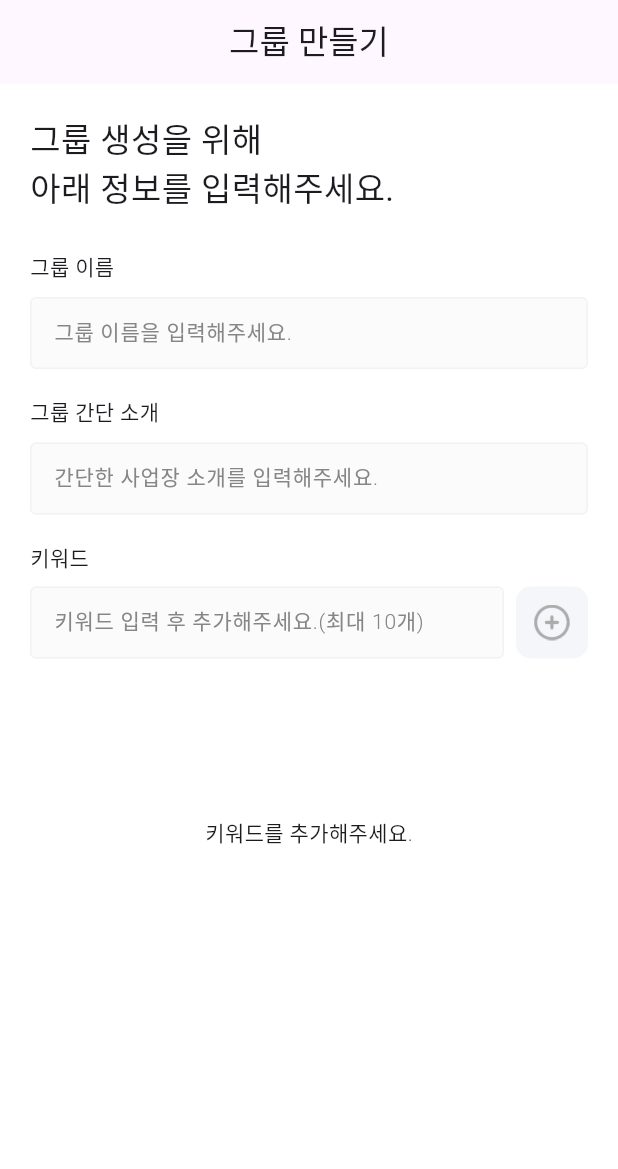
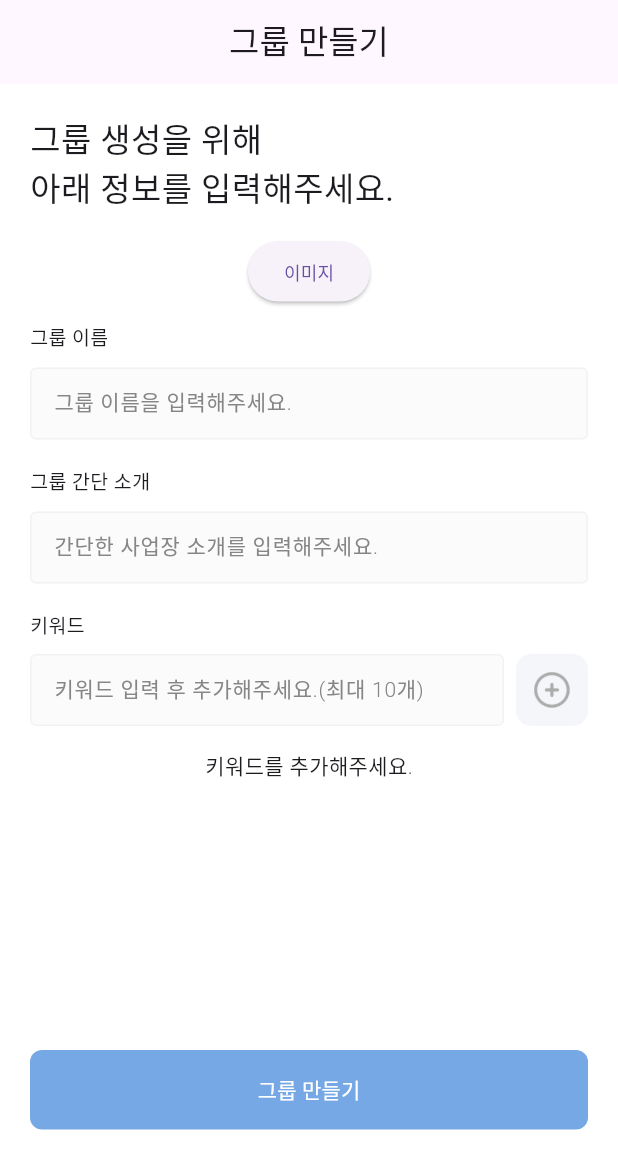
Before and after one commit to HunMin0/new_dandc, a Flutter app: the GroupRegisterIndex widget shown alone on an empty page, opened directly, on a phone screen of 412 x 824 dp. Shown: the top 1169 px of the screen. Run offline on Flutter 3.47's test engine with Material 3 defaults, Android fonts, the phone set to English and light mode, and no system bars; our stand-ins replace file_picker, fluttertoast, hexcolor, image_picker, shared_preferences, sn_progress_dialog; accounts and stored records are empty; network calls fail; Roboto replaces fonts that are missing (NotoSans).

Commit message:
20231206

```diff
--- a/lib/api/server_config.dart
+++ b/lib/api/server_config.dart
@@ -1,5 +1,5 @@
 class ServerConfig {
-  static String SERVER_URL = 'http://localhost:8000';
+  static String SERVER_URL = 'http://10.0.2.2:8000';
   // static String SERVER_URL = 'https://bu.maxidc.net:8080';
   // static String SERVER_URL = 'http://211.175.164.73';
   // static String SERVER_URL = 'http://59.27.29.116:8005';
--- a/lib/components/custom/common_text_form_filed.dart
+++ b/lib/components/custom/common_text_form_filed.dart
@@ -1,13 +1,15 @@
+import 'package:Deal_Connect/components/const/setting_colors.dart';
 import 'package:flutter/material.dart';
-import 'package:Deal_Connect/components/const/setting_colors.dart';
+import 'package:flutter/services.dart';
 
-class CommonTextFormField extends StatelessWidget {
+class CommonTextFormField extends StatefulWidget {
   final String label;
   final String? hintText;
   final String? errorText;
   final String? helperText;
   final bool obscureText;
   final bool autofocus;
+  final bool isNumber; // true 숫자 , false 문자포함
   final int? maxLength;
   final ValueChanged<String>? onChanged;
   final String? Function(String?)? validator;
@@ -18,15 +20,18 @@ class CommonTextFormField extends StatelessWidget {
     this.maxLength,
     this.autofocus = false, // 기본값 false로 설정
     this.obscureText = false, // 기본값 false로 설정
+    this.isNumber = false,
     this.hintText,
     this.helperText,
     this.errorText,
     this.validator,
-
     Key? key}) : super(key: key);
 
   @override
-  Widget build(BuildContext context) {
+  _CommonTextFormFieldState createState() => _CommonTextFormFieldState();
+}
+
+class _CommonTextFormFieldState extends State<CommonTextFormField> {
   final baseBorder = OutlineInputBorder(
     borderSide: BorderSide(
       color: INPUT_BORDER_COLOR,
@@ -34,33 +39,43 @@ class CommonTextFormField extends StatelessWidget {
     ),
   );
 
+  @override
+  Widget build(BuildContext context) {
     return Column(
       crossAxisAlignment: CrossAxisAlignment.start,
       children: [
         Padding(
           padding: const EdgeInsets.symmetric(vertical: 10.0),
-          child: Text(label,
+          child: Text(widget.label,
             style: TextStyle(
               fontWeight: FontWeight.w400,
+              fontSize: 13.0,
             ),),
         ),
         TextFormField(
           autovalidateMode: AutovalidateMode.onUserInteraction,
-          validator: validator,
+          validator: widget.validator,
           cursorColor: PRIMARY_COLOR, // 커서 색상
           // 비밀번호 입력할경우 *** 처리
-          obscureText: obscureText,
+          obscureText: widget.obscureText,
           // 화면에 들어올경우 포커스를 걸어놓을지 설정 true
-          autofocus: autofocus,
+          autofocus: widget.autofocus,
           // 값이 바뀔경우 콜백
-          maxLength: maxLength,
-          onChanged: onChanged,
+          maxLength: widget.maxLength,
+          keyboardType: widget.isNumber ? TextInputType.number : TextInputType.text,
+          inputFormatters: widget.isNumber ? [
+            FilteringTextInputFormatter.digitsOnly,
+          ]:[],
+          onChanged: widget.onChanged,
           decoration: InputDecoration(
             contentPadding: EdgeInsets.all(12.0), // 필드 패딩
-            hintText: hintText,
-            errorText: errorText,
-            helperText : helperText,
-
+            hintText: widget.hintText,
+            errorText: widget.errorText,
+            helperText : widget.helperText,
+            helperStyle: TextStyle(
+              color: PRIMARY_COLOR,
+              fontWeight: FontWeight.w500,
+            ),
             hintStyle: TextStyle(
               color: BODY_TEXT_COLOR,
               fontSize: 14.0,
--- a/lib/main.dart
+++ b/lib/main.dart
@@ -1,7 +1,7 @@
 import 'package:Deal_Connect/components/const/setting_themes.dart';
 import 'package:Deal_Connect/pages/auth/join/join_index.dart';
-import 'package:Deal_Connect/pages/auth/login/email_login.dart';
 import 'package:Deal_Connect/pages/auth/login/login_index.dart';
+import 'package:Deal_Connect/pages/auth/login/user_id_login.dart';
 import 'package:Deal_Connect/pages/auth/terms/terms_index.dart';
 import 'package:Deal_Connect/pages/default_page.dart';
 import 'package:Deal_Connect/pages/intro/intro_index.dart';
@@ -9,6 +9,8 @@ import 'package:Deal_Connect/pages/root_page.dart';
 import 'package:flutter/material.dart';
 
 void main() {
+  WidgetsFlutterBinding.ensureInitialized();
+
   runApp(const MyApp());
 }
 
@@ -27,7 +29,7 @@ class MyApp extends StatelessWidget {
         '/home': (context) => DefaultPage(),
         '/intro': (context) => IntroIndex(),
         '/login': (context) => LoginIndex(),
-        '/login/email': (context) => EmailLogin(),
+        '/login/userId': (context) => UserIdLogin(),
         '/join': (context) => JoinIndex(),
         '/terms': (context) => TermsIndex(),
       }
--- a/lib/pages/auth/join/join_index.dart
+++ b/lib/pages/auth/join/join_index.dart
@@ -209,6 +209,7 @@ class _JoinIndexState extends State<JoinIndex> {
       onChanged: (String value) {
         setState(() {
           userID = value;
+          _isIDValid = false;
         });
       },
     );
--- a/lib/pages/group/register/register_index.dart
+++ b/lib/pages/group/register/register_index.dart
@@ -1,9 +1,17 @@
+import 'dart:io';
+
+import 'package:Deal_Connect/api/group.dart';
 import 'package:Deal_Connect/components/const/setting_colors.dart';
 import 'package:Deal_Connect/components/custom/common_text_form_filed.dart';
 import 'package:Deal_Connect/components/custom/custom_text_form_field.dart';
+import 'package:Deal_Connect/components/custom/input_file_grid.dart';
 import 'package:Deal_Connect/components/layout/default_logo_layout.dart';
+import 'package:Deal_Connect/items/image_picker_item.dart';
+import 'package:Deal_Connect/pages/auth/join/join_index.dart';
+import 'package:Deal_Connect/utils/custom_dialog.dart';
 import 'package:flutter/material.dart';
 import 'package:hexcolor/hexcolor.dart';
+import 'package:image_picker/image_picker.dart';
 
 class GroupRegisterIndex extends StatefulWidget {
   const GroupRegisterIndex({super.key});
@@ -14,13 +22,23 @@ class GroupRegisterIndex extends StatefulWidget {
 
 class _GroupRegisterIndexState extends State<GroupRegisterIndex> {
   final _formKey = GlobalKey<FormState>();
-
-
+  XFile? _image; //이미지를 담을 변수 선언
   String name = '';
   String description = '';
   List<String> searchKeywords = [];
   String keyword = '';
 
+  final ImagePicker picker = ImagePicker(); //ImagePicker 초기화
+
+  Future getImage(ImageSource imageSource) async {
+    //pickedFile에 ImagePicker로 가져온 이미지가 담긴다.
+    final XFile? pickedFile = await picker.pickImage(source: imageSource);
+    if (pickedFile != null) {
+      setState(() {
+        _image = XFile(pickedFile.path); //가져온 이미지를 _image에 저장
+      });
+    }
+  }
   @override
   void initState() {
     super.initState();
@@ -36,8 +54,6 @@ class _GroupRegisterIndexState extends State<GroupRegisterIndex> {
       ),
       side: BorderSide(color: PRIMARY_COLOR),
     );
-
-    TextEditingController searchController = TextEditingController();
 
 
     final textStyle = TextStyle(
@@ -61,6 +77,20 @@ class _GroupRegisterIndexState extends State<GroupRegisterIndex> {
               //autovalidateMode: AutovalidateMode.onUserInteraction, // 실시간 유효성 검사 모드 설정
               child: Column(
                 children: [
+                  Container(
+                    padding: EdgeInsets.symmetric(vertical: 0, horizontal: 0),
+                    child: Column(
+                        crossAxisAlignment: CrossAxisAlignment.start,
+                        children: [
+                          ElevatedButton(
+                            onPressed: () {
+                              getImage(ImageSource.gallery); //getImage 함수를 호출해서 카메라로 찍은 사진 가져오기
+                            },
+                            child: Text("이미지"),
+                          ),
+                        ]
+                    ),
+                  ),
                   Row(
                     children: [
                       Expanded(
@@ -102,7 +132,7 @@ class _GroupRegisterIndexState extends State<GroupRegisterIndex> {
                           },
                           onChanged: (String value) {
                             setState(() {
-                              name = value;
+                              description = value;
                             });
                           },
                         ),
@@ -136,7 +166,6 @@ class _GroupRegisterIndexState extends State<GroupRegisterIndex> {
                               FocusScope.of(context).unfocus(); // 키보드 닫기
                             });
                           }
-
                         },
                         child: Container(
                           width: 48.0,
@@ -162,27 +191,67 @@ class _GroupRegisterIndexState extends State<GroupRegisterIndex> {
                   ),
                   SizedBox(height: 16.0),
                   Container(
-                    height: 200, // Set a fixed height or use MediaQuery to get the screen height.
-                    child: Column(
-                      children: [
-                        Expanded(
-                          child: searchKeywords != null && searchKeywords.isNotEmpty
-                              ? ListView.builder(
-                                  itemCount: searchKeywords.length,
-                                  itemBuilder: (context, index) {
-                                    return ListTile(
-                                      title: Text(searchKeywords[index]),
-                                    );
-                                  },
-                                )
-                              : Center(
-                            child: Text('키워드를 추가해주세요.'),
+                    height: 200,
+                    child: Wrap(
+                      spacing: 3.0, // Chip 간의 간격 조정
+                      runSpacing: 3.0, // Chip이 여러 줄로 나열될 경우 줄 간의 간격 조정
+                      children: searchKeywords != null && searchKeywords.isNotEmpty
+                          ? searchKeywords.map((keyword) {
+                        return Chip(
+                          label: Text(
+                            keyword,
+                            style: TextStyle(fontSize: 12.0), // 폰트 크기 조정
                           ),
-                        )
+                          onDeleted: () {
+                            setState(() {
+                              searchKeywords.remove(keyword);
+                            });
+                          },
+                        );
+                      }).toList()
+                          : [
+                        Text('키워드를 추가해주세요.')
                       ],
                     ),
                   ),
+                  TextButton(
+                    onPressed: () {
+                      Map groupMapData = {
+                        'name': name,
+                        'description': description,
+                        'keywords': searchKeywords,
+                      };
+                      postRegisterGroup(groupMapData).then((value) {
+                        if (value.status == 'success') {
+                            Navigator.pushNamed(context, '/login');
+                        } else {
+                          print(value.message);
+                          CustomDialog.showServerValidatorErrorMsg(value);
+                        }
+                      });
 
+                    },
+                    style: TextButton.styleFrom(
+                      backgroundColor: PRIMARY_COLOR, // 버튼 상태에 따라 색상 조정
+                      padding: EdgeInsets.all(16.0),
+                      shape: RoundedRectangleBorder(
+                        borderRadius: BorderRadius.circular(8.0),
+                      ),
+                    ),
+                    child: Container(
+                      width: double.infinity,
+                      child: const Center(
+                        child: Text(
+                          '그룹 만들기',
+                          style: TextStyle(
+                            color: Colors.white,
+                            fontSize: 14.0,
+                            fontWeight: FontWeight.w500,
+                          ),
+                        ),
+                      ),
+                    ),
+                  ),
                 ],
               ),
             ),
--- a/lib/pages/home/components/list_card.dart
+++ b/lib/pages/home/components/list_card.dart
@@ -23,7 +23,7 @@ class ListCard extends StatelessWidget {
     return Container(
       margin: const EdgeInsets.only(bottom: 12.0),
       width: double.infinity,
-      height: 100,
+      height: 110,
       decoration: BoxDecoration(
         borderRadius: BorderRadius.circular(8.0),
         color: Colors.white,
--- a/pubspec.yaml
+++ b/pubspec.yaml
@@ -53,6 +53,9 @@ dependencies:
   package_info_plus: ^5.0.1
   flutter_switch: ^0.3.2
   flutter_native_splash: ^2.3.6
+  path: ^1.8.0
+  file_picker: ^6.1.1
+  image_cropper: ^4.0.1
 
 dev_dependencies:
   flutter_test:
```
Also changed, not shown: lib/api/group.dart (added, +24 -0 lines), lib/components/custom/input_file_grid.dart (added, +187 -0 lines), lib/components/custom/input_image.dart (added, +17 -0 lines), lib/items/image_picker_item.dart (added, +15 -0 lines), lib/pages/auth/login/email_login.dart (deleted, +0 -131 lines), lib/pages/auth/login/login_index.dart (+4 -4 lines), lib/pages/auth/login/user_id_login.dart (added, +131 -0 lines), pubspec.lock, 2 other files. Lines whose indentation alone changed are shown as unchanged.
